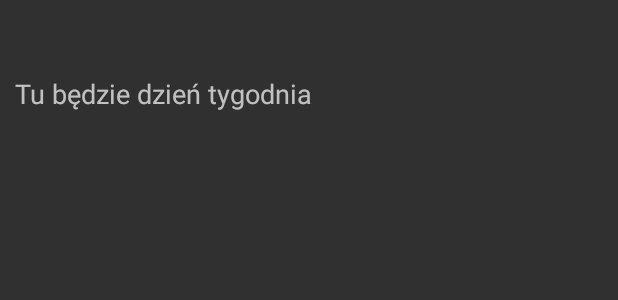
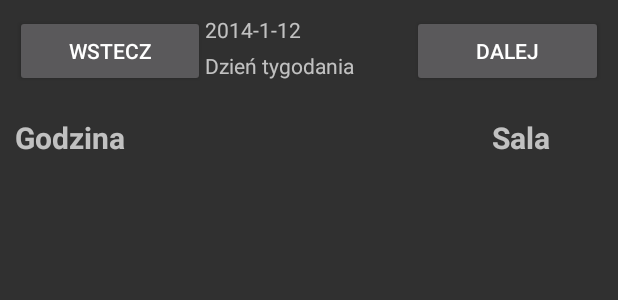
Before and after one commit to PrzyjacielePrzyrody/MFISearch, an Android app: the layout activity_view_schedule.xml on its own in the app's theme, with its tools: preview values and no code run, on a phone screen of 412 x 824 dp. Shown: the top 300 px of the screen. Run offline under Robolectric (Android 15) with nearby library versions, the phone set to English and light mode, and no system bars.

Commit message:
Schedule

```diff
--- a/app/src/main/res/layout/activity_schedule.xml
+++ b/app/src/main/res/layout/activity_schedule.xml
@@ -40,11 +40,6 @@
             android:layout_width="fill_parent"
             android:layout_height="fill_parent">
 
-            <Button
-                android:layout_width="wrap_content"
-                android:layout_height="wrap_content"
-                android:text="@string/add_schedule"
-                android:id="@+id/add_schedule_button" />
         </TableRow>
     </TableLayout>
 
--- a/app/src/main/res/layout/activity_view_schedule.xml
+++ b/app/src/main/res/layout/activity_view_schedule.xml
@@ -1,30 +1,85 @@
-<RelativeLayout xmlns:android="http://schemas.android.com/apk/res/android"
-    xmlns:tools="http://schemas.android.com/tools" android:layout_width="match_parent"
+<LinearLayout xmlns:android="http://schemas.android.com/apk/res/android"
+    xmlns:tools="http://schemas.android.com/tools"
+    android:layout_width="match_parent"
     android:layout_height="match_parent"
+    android:orientation="vertical"
     tools:context="info.linuxpl.abraham.rszczers.mfisearch.Activities.ViewScheduleActivity">
 
-    <TabHost
-        android:layout_width="fill_parent"
-        android:layout_height="fill_parent"
-        android:id="@+id/dayOrWeek"
-        android:layout_alignParentTop="true"
-        android:layout_centerHorizontal="true">
+    <LinearLayout
+        android:layout_width="match_parent"
+        android:layout_height="wrap_content"
+        android:orientation="horizontal"
+        android:weightSum="3"
+        android:layout_margin="10dp">
+    <Button
+        android:layout_width="wrap_content"
+        android:layout_height="wrap_content"
+        android:text="wstecz"
+        android:layout_weight="1"
+        android:id="@+id/btnPrevious"/>
 
         <LinearLayout
-            android:layout_width="fill_parent"
+            android:layout_width="wrap_content"
             android:layout_height="fill_parent"
-            android:orientation="vertical">
+            android:orientation="vertical"
+            android:id="@+id/dateLayout"
+            android:layout_weight="1"
+            android:weightSum="2">
+            <TextView
+                android:layout_width="wrap_content"
+                android:layout_height="wrap_content"
+                android:text="2014-1-12"
+                android:id="@+id/dayOfWeek"
+                android:textAlignment="center"
+                android:layout_weight="1"/>
 
-            <TabWidget
-                android:id="@android:id/tabs"
+            <TextView
+                android:layout_width="wrap_content"
+                android:layout_height="wrap_content"
+                android:id="@+id/textViewDayName"
+                android:text="Dzień tygodania"
+                android:layout_weight="1"/>
+        </LinearLayout>
+
+        <Button
+            android:layout_width="wrap_content"
+            android:layout_height="wrap_content"
+            android:text=" dalej "
+            android:layout_weight="1"
+            android:layout_gravity="right"
+            android:id="@+id/btnNext"/>
+
+    </LinearLayout>
+
+    <LinearLayout
         android:layout_width="match_parent"
-                android:layout_height="40dp"
-                android:gravity="bottom"></TabWidget>
+        android:layout_height="wrap_content"
+        android:orientation="horizontal"
+        android:weightSum="8"
+        android:layout_margin="10dp">
 
-            <FrameLayout
-                android:id="@android:id/tabcontent"
-                android:layout_width="fill_parent"
-                android:layout_height="fill_parent">
+            <TextView
+                android:layout_width="wrap_content"
+                android:layout_height="wrap_content"
+                android:text="Godzina"
+                android:textStyle="bold"
+                android:textSize="20dp"
+                android:layout_weight="3"/>
+
+            <TextView
+                android:layout_width="wrap_content"
+                android:layout_height="wrap_content"
+                android:text=""
+                android:layout_weight="4"/>
+
+            <TextView
+                android:layout_width="wrap_content"
+                android:layout_height="wrap_content"
+                android:text="Sala"
+                android:textStyle="bold"
+                android:textSize="20dp"
+                android:layout_weight="1"/>
+        </LinearLayout>
 
     <LinearLayout
         android:id="@+id/day"
@@ -33,29 +88,11 @@
         android:orientation="vertical"
         android:textAlignment="center">
 
-                    <TextView
-                        android:layout_width="fill_parent"
-                        android:layout_height="wrap_content"
-                        android:textAppearance="?android:attr/textAppearanceMedium"
-                        android:text="Tu będzie dzień tygodnia"
-                        android:id="@+id/dayOfWeek"
-                        android:textAlignment="center"
-                        android:layout_margin="10dp"/>
 
             <ListView
                 android:layout_width="fill_parent"
                 android:layout_height="wrap_content"
                 android:id="@+id/activitiesListView" />
+    </LinearLayout>
 
 </LinearLayout>
-
-                <LinearLayout
-                    android:id="@+id/week"
-                    android:layout_width="fill_parent"
-                    android:layout_height="wrap_content"
-                    android:orientation="vertical"></LinearLayout>
-
-            </FrameLayout>
-        </LinearLayout>
-    </TabHost>
-</RelativeLayout>
```
Also changed, not shown: app/src/main/java/info/linuxpl/abraham/rszczers/mfisearch/Activities/ScheduleActivity.java (+1 -8 lines), app/src/main/java/info/linuxpl/abraham/rszczers/mfisearch/Activities/ViewScheduleActivity.java (+49 -22 lines), app/src/main/java/info/linuxpl/abraham/rszczers/mfisearch/Features/SQL/DatabaseAdapter.java (+20 -0 lines), app/src/main/java/info/linuxpl/abraham/rszczers/mfisearch/Features/Schedule.java (+7 -8 lines). Lines whose indentation alone changed are shown as unchanged.
